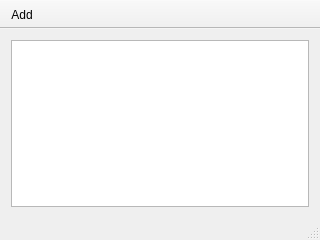
Old version of the form ui/mainwindow.ui in the repository arbitrary-dev/home-slave.
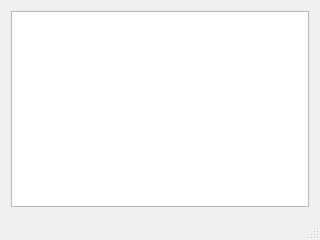
New version of the form.

```diff
--- a/ui/mainwindow.ui
+++ b/ui/mainwindow.ui
@@ -27,24 +27,6 @@
    </layout>
   </widget>
   <widget class="QStatusBar" name="statusBar"/>
-  <widget class="QToolBar" name="mainToolBar">
-   <property name="contextMenuPolicy">
-    <enum>Qt::NoContextMenu</enum>
-   </property>
-   <property name="movable">
-    <bool>false</bool>
-   </property>
-   <property name="floatable">
-    <bool>false</bool>
-   </property>
-   <attribute name="toolBarArea">
-    <enum>TopToolBarArea</enum>
-   </attribute>
-   <attribute name="toolBarBreak">
-    <bool>false</bool>
-   </attribute>
-   <addaction name="actionAdd"/>
-  </widget>
   <action name="actionAdd">
    <property name="text">
     <string>Add</string>
```
